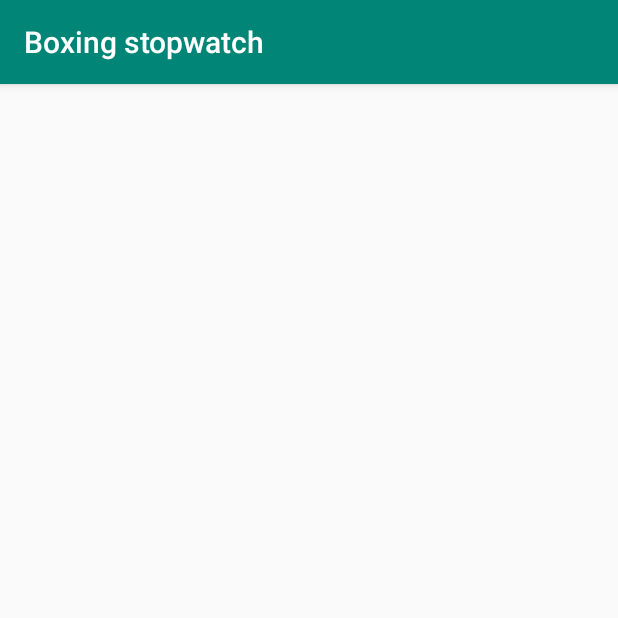
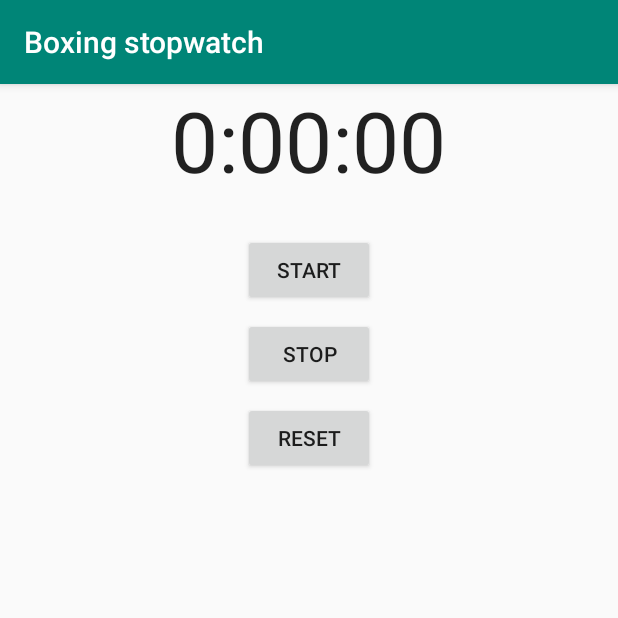
Before and after one commit to majkl109/Boxing_stopwatch, an Android app: the screen it shows after launch (StopwatchActivity before the commit, TempActivity after it), on a phone screen of 412 x 824 dp, the top half of it. Run offline under Robolectric (Android 15) with nearby library versions, the phone set to English and light mode, and no system bars.

Commit message:
Adding StopwatchFragment

```diff
--- a/app/src/main/AndroidManifest.xml
+++ b/app/src/main/AndroidManifest.xml
@@ -9,13 +9,16 @@
         android:roundIcon="@mipmap/ic_launcher_round"
         android:supportsRtl="true"
         android:theme="@style/AppTheme">
-        <activity android:name=".StopwatchActivity">
+        <activity android:name=".TempActivity">
             <intent-filter>
                 <action android:name="android.intent.action.MAIN" />
 
                 <category android:name="android.intent.category.LAUNCHER" />
             </intent-filter>
         </activity>
+        <activity android:name=".StopwatchActivity">
+
+        </activity>
     </application>
 
 </manifest>
--- a/app/src/main/java/com/example/boxingstopwatch/StopwatchActivity.java
+++ b/app/src/main/java/com/example/boxingstopwatch/StopwatchActivity.java
@@ -13,9 +13,6 @@ import java.util.Locale;
 
 public class StopwatchActivity extends AppCompatActivity implements WorkoutListFragment.Listener{
 
-    private int seconds = 0;
-    private boolean running;
-    private boolean wasRunning;
 
     @Override
     protected void onCreate(Bundle savedInstanceState) {
@@ -24,69 +21,13 @@ public class StopwatchActivity extends AppCompatActivity implements WorkoutListF
 
 
 
-        if(savedInstanceState != null){
-            seconds = savedInstanceState.getInt("seconds");
-            running = savedInstanceState.getBoolean("running");
-            wasRunning = savedInstanceState.getBoolean("wasRunning");
-        }
-        runTimer();
+
 
         WorkoutDetailFragment workoutDetailFragment = new WorkoutDetailFragment();
         FragmentManager manager = getSupportFragmentManager();
         manager.beginTransaction()
                 .replace(R.id.workout_detail, workoutDetailFragment, workoutDetailFragment.getTag())
                 .commit();
-    }
-    @Override
-    public void onSaveInstanceState(Bundle savedInstanceState) {
-        super.onSaveInstanceState(savedInstanceState);
-        savedInstanceState.putInt("seconds", seconds);
-        savedInstanceState.putBoolean("running", running);
-        savedInstanceState.putBoolean("wasRunning", wasRunning);
-    }
-    @Override
-    protected void onPause(){
-        super.onPause();
-        wasRunning = running;
-        running = false;
-    }
-    @Override
-    protected void onResume(){
-        super.onResume();
-        if(wasRunning){
-            running = true;
-        }
-    }
-    public void onClickStart(View view){
-        running = true;
-    }
-    public void onClickStop(View view){
-        running = false;
-    }
-    public void onClickReset(View view){
-        running = false;
-        seconds = 0;
-    }
-    private void runTimer() {
-        final TextView timeView = findViewById(R.id.time_view);
-        final Handler handler = new Handler();
-        handler.post(new Runnable() {
-            @Override
-            public void run() {
-                int hours = seconds / 3600;
-                int minutes = (seconds % 3600) / 60;
-                int secs = seconds % 60;
-                String time = String.format(Locale.getDefault(),
-                        "%d:%02d:%02d", hours, minutes, secs);
-                timeView.setText(time);
-                if (running) {
-                    seconds++;
-                }
-                handler.postDelayed(this, 1000);
-
-            }
-
-        });
     }
 
     @Override
--- /dev/null
+++ b/app/src/main/java/com/example/boxingstopwatch/StopwatchFragment.java
@@ -0,0 +1,89 @@
+package com.example.boxingstopwatch;
+
+import android.os.Bundle;
+import android.os.Handler;
+import android.view.LayoutInflater;
+import android.view.View;
+import android.view.ViewGroup;
+import android.widget.TextView;
+
+import androidx.fragment.app.Fragment;
+
+import java.util.Locale;
+
+public class StopwatchFragment extends Fragment {
+
+    private int seconds = 0;
+    private boolean running;
+    private boolean wasRunning;
+
+    @Override
+    public void onCreate(Bundle savedInstanceState) {
+        super.onCreate(savedInstanceState);
+
+        if (savedInstanceState != null) {
+            seconds = savedInstanceState.getInt("seconds");
+            running = savedInstanceState.getBoolean("running");
+            wasRunning = savedInstanceState.getBoolean("wasRunning");
+        }
+    }
+    @Override
+    public View onCreateView(LayoutInflater inflater, ViewGroup container,
+                             Bundle savedInstanceState){
+        View layout = inflater.inflate(R.layout.fragment_stopwatch, container, false);
+        runTimer(layout);
+        return layout;
+    }
+    @Override
+    public void onSaveInstanceState(Bundle savedInstanceState) {
+        super.onSaveInstanceState(savedInstanceState);
+        savedInstanceState.putInt("seconds", seconds);
+        savedInstanceState.putBoolean("running", running);
+        savedInstanceState.putBoolean("wasRunning", wasRunning);
+    }
+    @Override
+    public void onPause(){
+        super.onPause();
+        wasRunning = running;
+        running = false;
+    }
+    @Override
+    public void onResume(){
+        super.onResume();
+        if(wasRunning){
+            running = true;
+        }
+    }
+    public void onClickStart(View view){
+        running = true;
+    }
+    public void onClickStop(View view){
+        running = false;
+    }
+    public void onClickReset(View view){
+        running = false;
+        seconds = 0;
+    }
+    private void runTimer(View view) {
+        final TextView timeView = view.findViewById(R.id.time_view);
+        final Handler handler = new Handler();
+        handler.post(new Runnable() {
+            @Override
+            public void run() {
+                int hours = seconds / 3600;
+                int minutes = (seconds % 3600) / 60;
+                int secs = seconds % 60;
+                String time = String.format(Locale.getDefault(),
+                        "%d:%02d:%02d", hours, minutes, secs);
+                timeView.setText(time);
+                if (running) {
+                    seconds++;
+                }
+                handler.postDelayed(this, 1000);
+
+            }
+
+        });
+    }
+
+}
--- /dev/null
+++ b/app/src/main/java/com/example/boxingstopwatch/TempActivity.java
@@ -0,0 +1,14 @@
+package com.example.boxingstopwatch;
+
+import androidx.appcompat.app.AppCompatActivity;
+
+import android.os.Bundle;
+
+public class TempActivity extends AppCompatActivity {
+
+    @Override
+    protected void onCreate(Bundle savedInstanceState) {
+        super.onCreate(savedInstanceState);
+        setContentView(R.layout.activity_temp);
+    }
+}
--- /dev/null
+++ b/app/src/main/res/layout/activity_temp.xml
@@ -0,0 +1,5 @@
+<?xml version="1.0" encoding="utf-8"?>
+<fragment xmlns:android="http://schemas.android.com/apk/res/android"
+    android:name="com.example.boxingstopwatch.StopwatchFragment"
+    android:layout_width="match_parent"
+    android:layout_height="match_parent"/>
--- /dev/null
+++ b/app/src/main/res/layout/fragment_stopwatch.xml
@@ -0,0 +1,43 @@
+<?xml version="1.0" encoding="utf-8"?>
+<LinearLayout xmlns:android="http://schemas.android.com/apk/res/android"
+    android:orientation="vertical" android:layout_width="match_parent"
+    android:layout_height="match_parent">
+
+    <TextView
+        android:id="@+id/time_view"
+        android:layout_width="wrap_content"
+        android:layout_height="wrap_content"
+        android:layout_gravity="center_horizontal"
+        android:text="@string/stopwatch"
+        android:textAppearance="@android:style/TextAppearance.Large"
+        android:textSize="56sp"/>
+
+
+    <Button
+        android:id="@+id/start_button"
+        android:layout_width="wrap_content"
+        android:layout_height="wrap_content"
+        android:layout_gravity="center_horizontal"
+        android:layout_marginTop="25dp"
+        android:onClick="onClickStart"
+        android:text="@string/start" />
+
+    <Button
+        android:id="@+id/stop_button"
+        android:layout_width="wrap_content"
+        android:layout_height="wrap_content"
+        android:layout_gravity="center_horizontal"
+        android:layout_marginTop="8dp"
+        android:onClick="onClickStop"
+        android:text="@string/stop" />
+
+    <Button
+        android:id="@+id/reset_button"
+        android:layout_width="wrap_content"
+        android:layout_height="wrap_content"
+        android:layout_gravity="center_horizontal"
+        android:layout_marginTop="8dp"
+        android:onClick="onClickReset"
+        android:text="@string/reset" />
+
+</LinearLayout>
```
Also changed, not shown: app/src/main/res/layout/activity_stopwatch.xml (+0 -35 lines).
